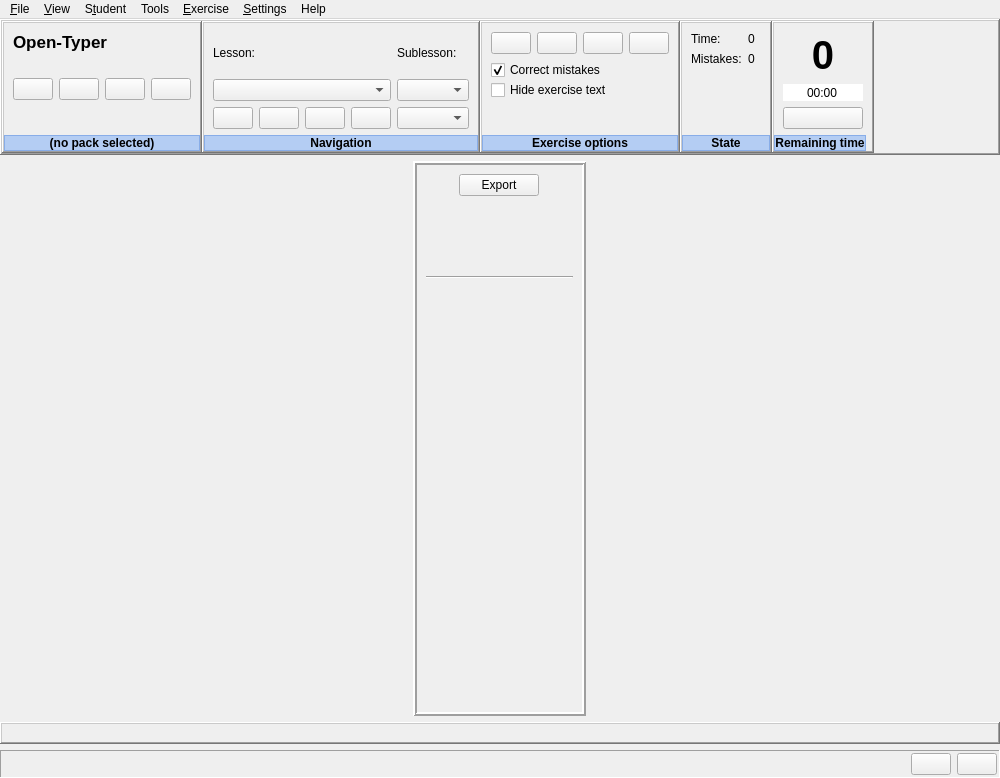
The window that ui/MainWindow.ui (Open-Typer/Open-Typer) describes before a commit, drawn with Qt 5.
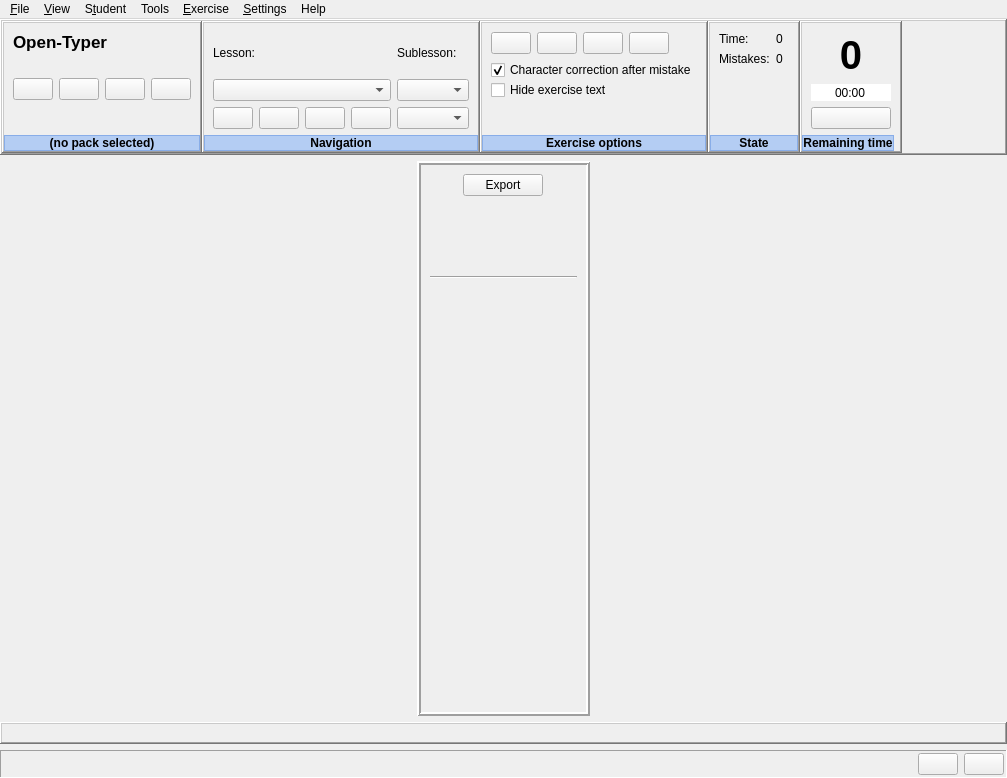
The same window after the commit. Icons and pictures are not drawn. Custom widgets are drawn as their Qt base class.

Commit message: MainWindow: Make "correct mistakes" feature less ambiguous

Patch:
```diff
--- a/ui/MainWindow.ui
+++ b/ui/MainWindow.ui
@@ -6,7 +6,7 @@
    <rect>
     <x>0</x>
     <y>0</y>
-    <width>1000</width>
+    <width>1007</width>
     <height>778</height>
    </rect>
   </property>
@@ -910,7 +910,7 @@
                          <enum>Qt::NoFocus</enum>
                         </property>
                         <property name="text">
-                         <string comment="correct mistakes" extracomment="Whether to correct mistakes while typing">Correct mistakes</string>
+                         <string comment="correct mistakes" extracomment="Whether to correct mistakes while typing">Character correction after mistake</string>
                         </property>
                         <property name="checked">
                          <bool>true</bool>
@@ -1909,7 +1909,7 @@
     <rect>
      <x>0</x>
      <y>0</y>
-     <width>1000</width>
+     <width>1007</width>
      <height>30</height>
     </rect>
    </property>
```
Left out of the diff: 2 changed lines with no effect on the pictures.
